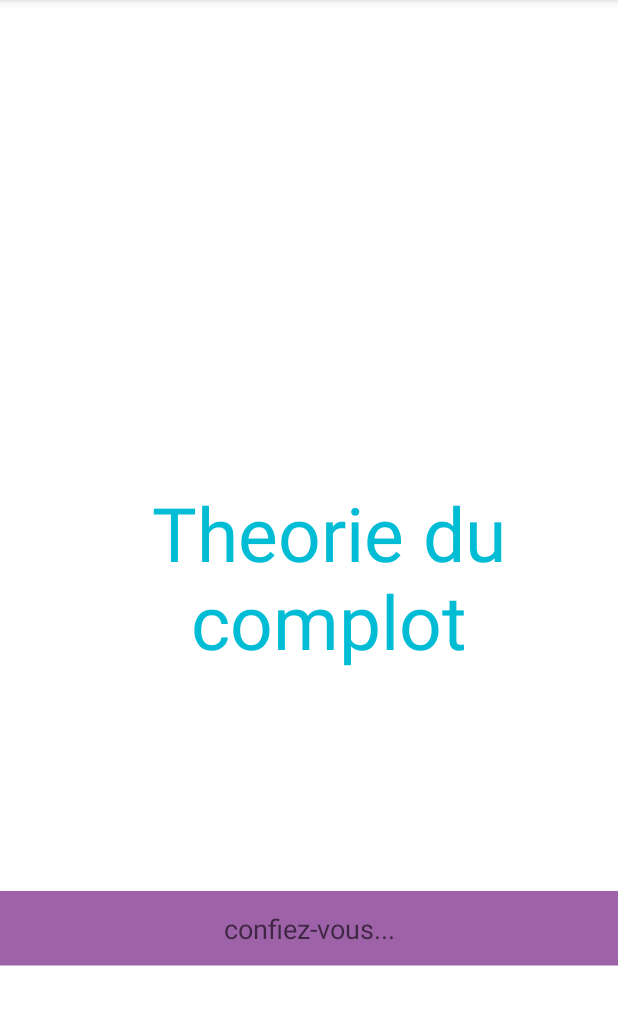
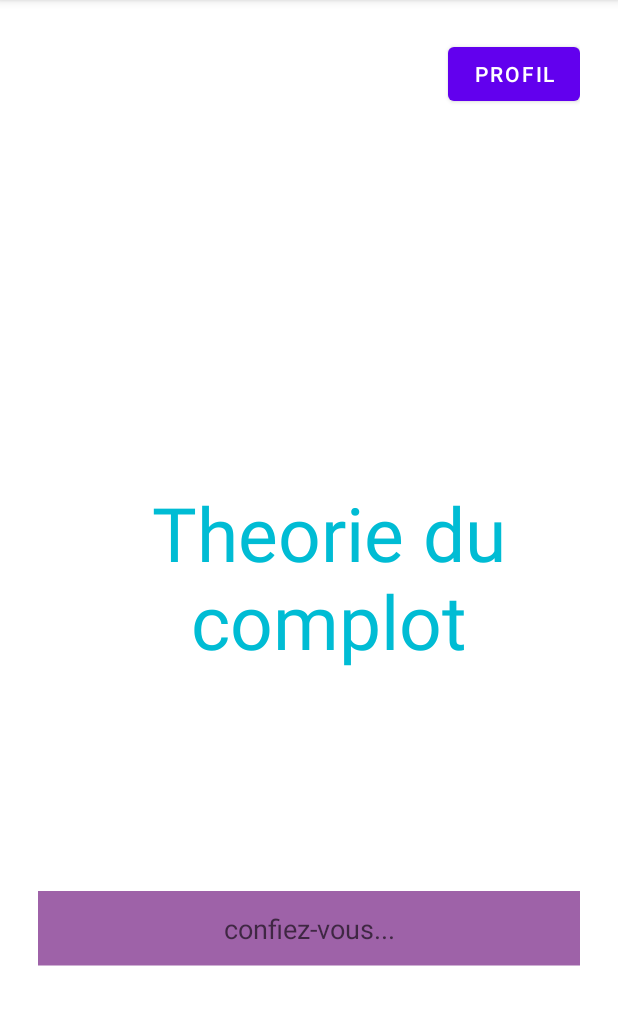
Before and after one commit to Eloelo-Pixel/INF1030_H2025, an Android app: the screen it shows after launch (MainActivity), on a phone screen of 412 x 824 dp, the part 84-1109 px from its top. Run offline under Robolectric (Android 15) with nearby library versions, the phone set to English and light mode, and no system bars.

Commit message:
seance 5 commit 2

```diff
--- a/app/src/main/java/com/example/inf1030_h2025/Profiler.java
+++ b/app/src/main/java/com/example/inf1030_h2025/Profiler.java
@@ -25,10 +25,7 @@ public class Profiler extends AppCompatActivity {
 
         binding = DataBindingUtil.setContentView(this, R.layout.activity_profiler);
 
-        bidule.setAdresse("Gotham City");
-        bidule.setDate("11 Septembre 2001");
-        bidule.setPrenom("Djamal");
-        bidule.setNom("Al-Kaida");
+        binding.setUser(bidule);
 
 
     }
--- a/app/src/main/res/layout/activity_connexion.xml
+++ b/app/src/main/res/layout/activity_connexion.xml
@@ -5,8 +5,8 @@
 
     <data>
         <variable
-            name="username"
-            type="" />
+            name="auth"
+            type="com.example.inf1030_h2025.dto.AuthDTO" />
     </data>
 
 <LinearLayout
@@ -22,6 +22,8 @@
     <EditText
         android:layout_width="match_parent"
         android:layout_height="wrap_content"
+        android:id="@+id/username"
+
         android:hint="Nom utilisateur" />
 
     <EditText
--- a/app/src/main/res/layout/activity_main.xml
+++ b/app/src/main/res/layout/activity_main.xml
@@ -5,7 +5,9 @@
     android:id="@+id/main"
     android:layout_width="match_parent"
     android:layout_height="match_parent"
-    tools:context=".MainActivity">
+    tools:context=".MainActivity"
+    android:padding="25dp"
+    >
 
     <TextView
         android:id="@+id/theorie"
@@ -49,5 +51,17 @@
         app:layout_constraintTop_toBottomOf="@id/theorie"
         app:layout_constraintBottom_toTopOf="@id/buttona" />
 
+    <Button
+        android:layout_width="wrap_content"
+        android:layout_height="wrap_content"
+        android:text="Profil"
+        android:id="@+id/boutonProfil"
+        app:layout_constraintTop_toTopOf="parent"
+        app:layout_constraintEnd_toEndOf="parent"
+
+
+
+        />
+
 
 </androidx.constraintlayout.widget.ConstraintLayout>
--- a/app/src/main/res/values/strings.xml
+++ b/app/src/main/res/values/strings.xml
@@ -1,3 +1,5 @@
 <resources>
     <string name="app_name">INF1030_H2025</string>
+    <!-- TODO: Remove or change this placeholder text -->
+    <string name="hello_blank_fragment">Hello blank fragment</string>
 </resources>
```
Also changed, not shown: app/src/main/java/com/example/inf1030_h2025/Connexion.java (+14 -1 lines), app/src/main/java/com/example/inf1030_h2025/LoginFragment.java (added, +36 -0 lines), app/src/main/res/layout/activity_profiler.xml (+7 -17 lines), app/src/main/res/layout/fragment_login.xml (added, +14 -0 lines).
